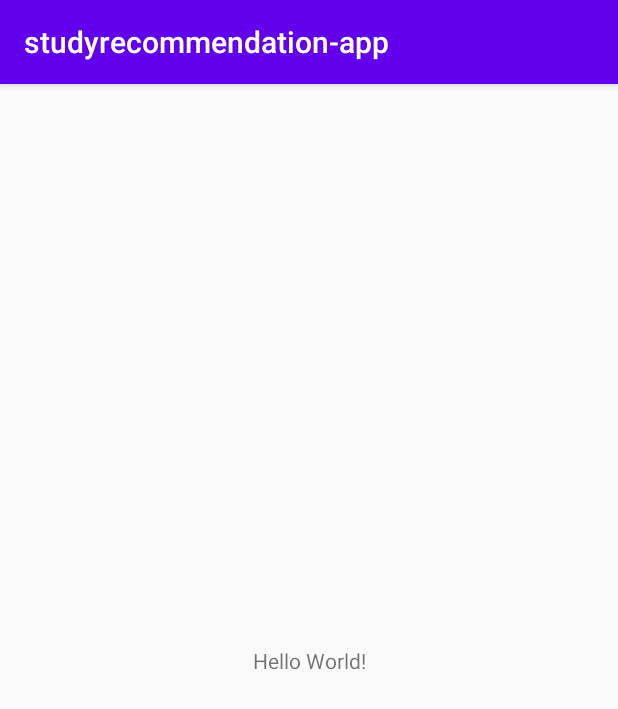
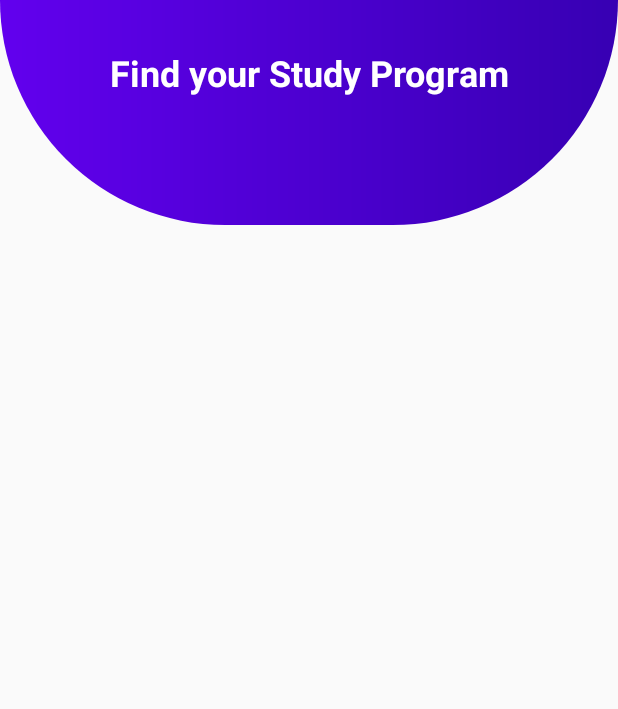
Before and after one commit to HussainTayyeb/Bachelorthesis, an Android app: the screen it shows after launch (MainActivity), on a phone screen of 412 x 824 dp. Shown: the top 709 px of the screen. Run offline under Robolectric (Android 15) with nearby library versions, the phone set to English and light mode, and no system bars.

Commit message:
Implemented the main design for all pages

```diff
--- a/app/build.gradle
+++ b/app/build.gradle
@@ -30,4 +30,11 @@ dependencies {
     androidTestImplementation 'androidx.test.ext:junit:1.1.1'
     androidTestImplementation 'androidx.test.espresso:espresso-core:3.2.0'
 
+    // adds shadows and round corners to the buttons
+    implementation "androidx.cardview:cardview:1.0.0"
+    //library for the floating-action-button and design of the App
+    implementation 'com.google.android.material:material:1.1.0'
+    //adds some extensions for making the ViewModel
+    implementation "androidx.lifecycle:lifecycle-viewmodel:2.2.0"
+
 }
--- /dev/null
+++ b/app/src/main/res/drawable/shape_all_pageheader.xml
@@ -0,0 +1,11 @@
+<?xml version="1.0" encoding="utf-8"?>
+<shape xmlns:android="http://schemas.android.com/apk/res/android" android:shape="rectangle">
+    <gradient
+        android:startColor="@color/colorPrimary"
+        android:endColor="@color/colorPrimaryDark"
+        android:type="linear"
+        android:angle="0"/>
+
+
+    <corners android:bottomLeftRadius="256dp" android:bottomRightRadius="256dp"/>
+</shape>
--- a/app/src/main/res/layout/activity_main.xml
+++ b/app/src/main/res/layout/activity_main.xml
@@ -6,13 +6,29 @@
     android:layout_height="match_parent"
     tools:context=".MainActivity">
 
+    <!--half round circle created with
+    /drawable/shape_all_pageheader.xml-->
+    <ImageView
+        android:id="@+id/imageView"
+        android:layout_width="0dp"
+        android:layout_height="150dp"
+        app:layout_constraintEnd_toEndOf="parent"
+        app:layout_constraintStart_toStartOf="parent"
+        app:layout_constraintTop_toTopOf="parent"
+        app:srcCompat="@drawable/shape_all_pageheader" />
+
     <TextView
-        android:layout_width="wrap_content"
+        android:id="@+id/textView2"
+        android:layout_width="0dp"
         android:layout_height="wrap_content"
-        android:text="Hello World!"
-        app:layout_constraintBottom_toBottomOf="parent"
-        app:layout_constraintLeft_toLeftOf="parent"
-        app:layout_constraintRight_toRightOf="parent"
+        android:layout_marginTop="32dp"
+        android:gravity="center"
+        android:text="@string/main_title"
+        android:textColor="@color/white"
+        android:textSize="24sp"
+        android:textStyle="bold"
+        app:layout_constraintEnd_toEndOf="parent"
+        app:layout_constraintStart_toStartOf="parent"
         app:layout_constraintTop_toTopOf="parent" />
 
 </androidx.constraintlayout.widget.ConstraintLayout>
--- a/app/src/main/res/values/colors.xml
+++ b/app/src/main/res/values/colors.xml
@@ -3,4 +3,5 @@
     <color name="colorPrimary">#6200EE</color>
     <color name="colorPrimaryDark">#3700B3</color>
     <color name="colorAccent">#03DAC5</color>
+    <color name="white">#ffffff</color>
 </resources>
--- a/app/src/main/res/values/strings.xml
+++ b/app/src/main/res/values/strings.xml
@@ -1,3 +1,4 @@
 <resources>
-    <string name="app_name">studyrecommendation-app</string>
+<string name="app_name">studyrecommendation-app</string>
+<string name="main_title">Find your Study Program</string>
 </resources>
--- a/app/src/main/res/values/styles.xml
+++ b/app/src/main/res/values/styles.xml
@@ -1,6 +1,6 @@
 <resources>
     <!-- Base application theme. -->
-    <style name="AppTheme" parent="Theme.AppCompat.Light.DarkActionBar">
+    <style name="AppTheme" parent="Theme.AppCompat.Light.NoActionBar">
         <!-- Customize your theme here. -->
         <item name="colorPrimary">@color/colorPrimary</item>
         <item name="colorPrimaryDark">@color/colorPrimaryDark</item>
```
